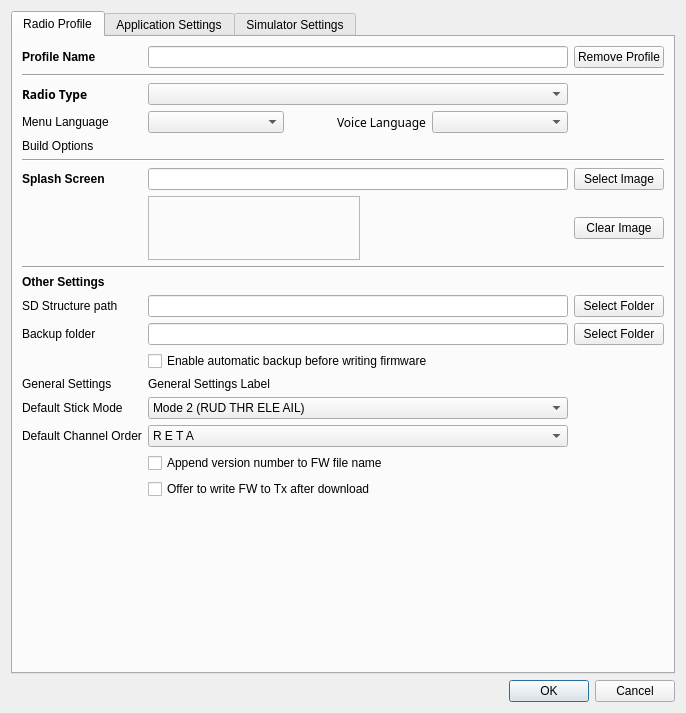
First picture: the form in companion/src/apppreferencesdialog.ui, repository opentx/opentx, before the edit.
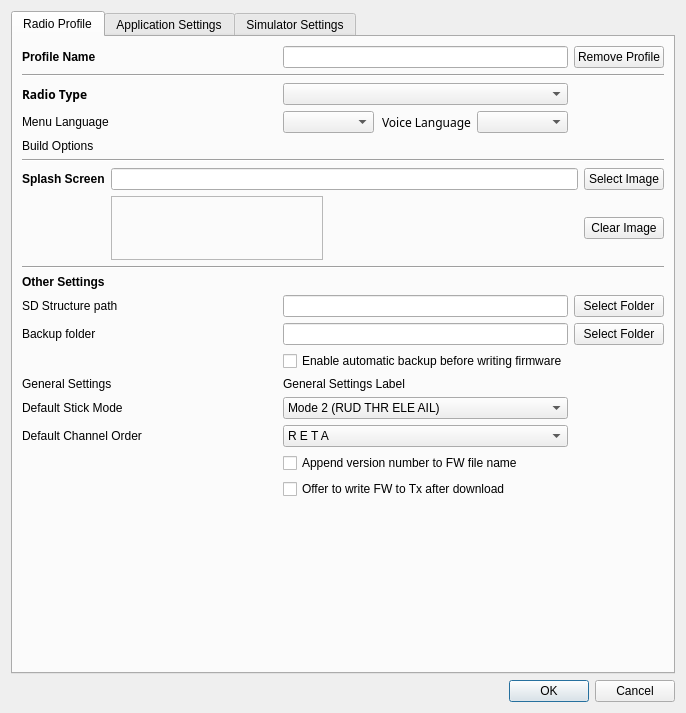
Second picture: the form after the edit.

Commit message: [Companion] Improve handling of non-supported splash image (Horus) in radio profile settings page.

```diff
--- a/companion/src/apppreferencesdialog.ui
+++ b/companion/src/apppreferencesdialog.ui
@@ -45,7 +45,139 @@
       <attribute name="title">
        <string>Radio Profile</string>
       </attribute>
-      <layout class="QGridLayout" name="gridLayout_2" columnstretch="0,1,0,0">
+      <layout class="QGridLayout" name="gridLayout_2" columnstretch="0,0,0,0">
+       <item row="0" column="2" colspan="2">
+        <widget class="QPushButton" name="removeProfileButton">
+         <property name="text">
+          <string>Remove Profile</string>
+         </property>
+        </widget>
+       </item>
+       <item row="8" column="2" colspan="2">
+        <widget class="QPushButton" name="sdPathButton">
+         <property name="text">
+          <string>Select Folder</string>
+         </property>
+        </widget>
+       </item>
+       <item row="9" column="2" colspan="2">
+        <widget class="QPushButton" name="ProfilebackupPathButton">
+         <property name="toolTip">
+          <string>The profile specific folder,  if set, will override general Backup folder</string>
+         </property>
+         <property name="text">
+          <string>Select Folder</string>
+         </property>
+        </widget>
+       </item>
+       <item row="6" column="0" colspan="4">
+        <widget class="QWidget" name="widget_splashImage" native="true">
+         <layout class="QGridLayout" name="gridLayout_5">
+          <property name="leftMargin">
+           <number>0</number>
+          </property>
+          <property name="topMargin">
+           <number>0</number>
+          </property>
+          <property name="rightMargin">
+           <number>0</number>
+          </property>
+          <property name="bottomMargin">
+           <number>0</number>
+          </property>
+          <property name="spacing">
+           <number>6</number>
+          </property>
+          <item row="0" column="0">
+           <widget class="QLabel" name="splashLabel">
+            <property name="sizePolicy">
+             <sizepolicy hsizetype="Preferred" vsizetype="Minimum">
+              <horstretch>0</horstretch>
+              <verstretch>0</verstretch>
+             </sizepolicy>
+            </property>
+            <property name="font">
+             <font>
+              <weight>75</weight>
+              <bold>true</bold>
+             </font>
+            </property>
+            <property name="text">
+             <string>Splash Screen</string>
+            </property>
+           </widget>
+          </item>
+          <item row="0" column="1">
+           <widget class="QLineEdit" name="SplashFileName">
+            <property name="enabled">
+             <bool>true</bool>
+            </property>
+            <property name="readOnly">
+             <bool>true</bool>
+            </property>
+           </widget>
+          </item>
+          <item row="0" column="2">
+           <widget class="QPushButton" name="SplashSelect">
+            <property name="text">
+             <string>Select Image</string>
+            </property>
+           </widget>
+          </item>
+          <item row="1" column="1">
+           <widget class="QLabel" name="imageLabel">
+            <property name="sizePolicy">
+             <sizepolicy hsizetype="Minimum" vsizetype="Minimum">
+              <horstretch>0</horstretch>
+              <verstretch>0</verstretch>
+             </sizepolicy>
+            </property>
+            <property name="minimumSize">
+             <size>
+              <width>128</width>
+              <height>64</height>
+             </size>
+            </property>
+            <property name="maximumSize">
+             <size>
+              <width>212</width>
+              <height>64</height>
+             </size>
+            </property>
+            <property name="frameShape">
+             <enum>QFrame::StyledPanel</enum>
+            </property>
+            <property name="frameShadow">
+             <enum>QFrame::Plain</enum>
+            </property>
+            <property name="lineWidth">
+             <number>1</number>
+            </property>
+            <property name="text">
+             <string/>
+            </property>
+            <property name="scaledContents">
+             <bool>true</bool>
+            </property>
+           </widget>
+          </item>
+          <item row="1" column="2">
+           <widget class="QPushButton" name="clearImageButton">
+            <property name="text">
+             <string>Clear Image</string>
+            </property>
+           </widget>
+          </item>
+          <item row="2" column="0" colspan="3">
+           <widget class="Line" name="line_6">
+            <property name="orientation">
+             <enum>Qt::Horizontal</enum>
+            </property>
+           </widget>
+          </item>
+         </layout>
+        </widget>
+       </item>
        <item row="0" column="0">
         <widget class="QLabel" name="label_2">
          <property name="font">
@@ -183,80 +315,7 @@
          </property>
         </widget>
        </item>
-       <item row="6" column="0">
-        <widget class="QLabel" name="splashLabel">
-         <property name="sizePolicy">
-          <sizepolicy hsizetype="Preferred" vsizetype="Minimum">
-           <horstretch>0</horstretch>
-           <verstretch>0</verstretch>
-          </sizepolicy>
-         </property>
-         <property name="font">
-          <font>
-           <weight>75</weight>
-           <bold>true</bold>
-          </font>
-         </property>
-         <property name="text">
-          <string>Splash Screen</string>
-         </property>
-        </widget>
-       </item>
-       <item row="6" column="1">
-        <widget class="QLineEdit" name="SplashFileName">
-         <property name="enabled">
-          <bool>true</bool>
-         </property>
-         <property name="readOnly">
-          <bool>true</bool>
-         </property>
-        </widget>
-       </item>
-       <item row="7" column="1">
-        <widget class="QLabel" name="imageLabel">
-         <property name="sizePolicy">
-          <sizepolicy hsizetype="Minimum" vsizetype="Minimum">
-           <horstretch>0</horstretch>
-           <verstretch>0</verstretch>
-          </sizepolicy>
-         </property>
-         <property name="minimumSize">
-          <size>
-           <width>128</width>
-           <height>64</height>
-          </size>
-         </property>
-         <property name="maximumSize">
-          <size>
-           <width>212</width>
-           <height>64</height>
-          </size>
-         </property>
-         <property name="frameShape">
-          <enum>QFrame::StyledPanel</enum>
-         </property>
-         <property name="frameShadow">
-          <enum>QFrame::Plain</enum>
-         </property>
-         <property name="lineWidth">
-          <number>1</number>
-         </property>
-         <property name="text">
-          <string/>
-         </property>
-         <property name="scaledContents">
-          <bool>true</bool>
-         </property>
-        </widget>
-       </item>
-       <item row="8" column="0" colspan="4">
-        <widget class="Line" name="line_6">
-         <property name="orientation">
-          <enum>Qt::Horizontal</enum>
-         </property>
-        </widget>
-       </item>
-       <item row="9" column="0">
+       <item row="7" column="0">
         <widget class="QLabel" name="label">
          <property name="font">
           <font>
@@ -269,7 +328,7 @@
          </property>
         </widget>
        </item>
-       <item row="10" column="0">
+       <item row="8" column="0">
         <widget class="QLabel" name="sdPathLabel">
          <property name="sizePolicy">
           <sizepolicy hsizetype="Preferred" vsizetype="Minimum">
@@ -285,7 +344,7 @@
          </property>
         </widget>
        </item>
-       <item row="10" column="1">
+       <item row="8" column="1">
         <widget class="QLineEdit" name="sdPath">
          <property name="enabled">
           <bool>true</bool>
@@ -298,7 +357,7 @@
          </property>
         </widget>
        </item>
-       <item row="11" column="0">
+       <item row="9" column="0">
         <widget class="QLabel" name="profilebackupPathLabel">
          <property name="toolTip">
           <string>The profile specific folder,  if set, will override general Backup folder</string>
@@ -308,7 +367,7 @@
          </property>
         </widget>
        </item>
-       <item row="11" column="1">
+       <item row="9" column="1">
         <widget class="QLineEdit" name="profilebackupPath">
          <property name="toolTip">
           <string>If set it will override the application general setting</string>
@@ -318,7 +377,7 @@
          </property>
         </widget>
        </item>
-       <item row="12" column="1">
+       <item row="10" column="1">
         <widget class="QCheckBox" name="pbackupEnable">
          <property name="toolTip">
           <string>if set, will override general backup enable</string>
@@ -328,14 +387,14 @@
          </property>
         </widget>
        </item>
-       <item row="13" column="0">
+       <item row="11" column="0">
         <widget class="QLabel" name="label_4">
          <property name="text">
           <string>General Settings</string>
          </property>
         </widget>
        </item>
-       <item row="13" column="1">
+       <item row="11" column="1">
         <widget class="QLabel" name="lblGeneralSettings">
          <property name="enabled">
           <bool>true</bool>
@@ -345,7 +404,7 @@
          </property>
         </widget>
        </item>
-       <item row="14" column="0">
+       <item row="12" column="0">
         <widget class="QLabel" name="label_14">
          <property name="sizePolicy">
           <sizepolicy hsizetype="Preferred" vsizetype="Minimum">
@@ -358,7 +417,7 @@
          </property>
         </widget>
        </item>
-       <item row="14" column="1">
+       <item row="12" column="1">
         <widget class="QComboBox" name="stickmodeCB">
          <property name="maximumSize">
           <size>
@@ -412,7 +471,7 @@
          </item>
         </widget>
        </item>
-       <item row="15" column="0">
+       <item row="13" column="0">
         <widget class="QLabel" name="label_13">
          <property name="sizePolicy">
           <sizepolicy hsizetype="MinimumExpanding" vsizetype="Preferred">
@@ -428,7 +487,7 @@
          </property>
         </widget>
        </item>
-       <item row="15" column="1">
+       <item row="13" column="1">
         <widget class="QComboBox" name="channelorderCB">
          <property name="sizePolicy">
           <sizepolicy hsizetype="MinimumExpanding" vsizetype="Fixed">
@@ -576,21 +635,21 @@
          </item>
         </widget>
        </item>
-       <item row="16" column="1">
+       <item row="14" column="1">
         <widget class="QCheckBox" name="renameFirmware">
          <property name="text">
           <string>Append version number to FW file name</string>
          </property>
         </widget>
        </item>
-       <item row="17" column="1">
+       <item row="15" column="1">
         <widget class="QCheckBox" name="burnFirmware">
          <property name="text">
           <string>Offer to write FW to Tx after download</string>
          </property>
         </widget>
        </item>
-       <item row="18" column="1">
+       <item row="16" column="1">
         <spacer name="verticalSpacer_3">
          <property name="orientation">
           <enum>Qt::Vertical</enum>
@@ -603,44 +662,6 @@
          </property>
         </spacer>
        </item>
-       <item row="7" column="2" colspan="2">
-        <widget class="QPushButton" name="clearImageButton">
-         <property name="text">
-          <string>Clear Image</string>
-         </property>
-        </widget>
-       </item>
-       <item row="6" column="2" colspan="2">
-        <widget class="QPushButton" name="SplashSelect">
-         <property name="text">
-          <string>Select Image</string>
-         </property>
-        </widget>
-       </item>
-       <item row="0" column="2" colspan="2">
-        <widget class="QPushButton" name="removeProfileButton">
-         <property name="text">
-          <string>Remove Profile</string>
-         </property>
-        </widget>
-       </item>
-       <item row="10" column="2" colspan="2">
-        <widget class="QPushButton" name="sdPathButton">
-         <property name="text">
-          <string>Select Folder</string>
-         </property>
-        </widget>
-       </item>
-       <item row="11" column="2" colspan="2">
-        <widget class="QPushButton" name="ProfilebackupPathButton">
-         <property name="toolTip">
-          <string>The profile specific folder,  if set, will override general Backup folder</string>
-         </property>
-         <property name="text">
-          <string>Select Folder</string>
-         </property>
-        </widget>
-       </item>
       </layout>
      </widget>
      <widget class="QWidget" name="applicationTab">
```
Left out of the diff: 7 changed lines with no effect on the pictures. The commit also changes 1 other file.
